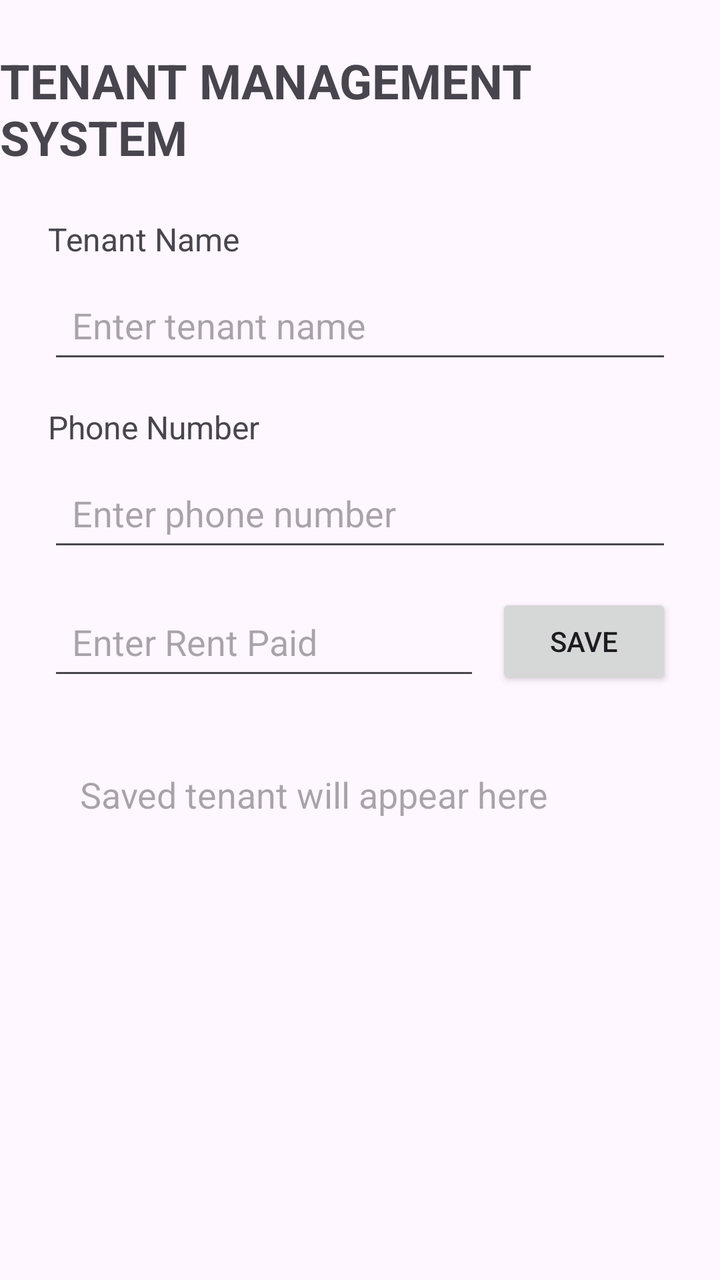
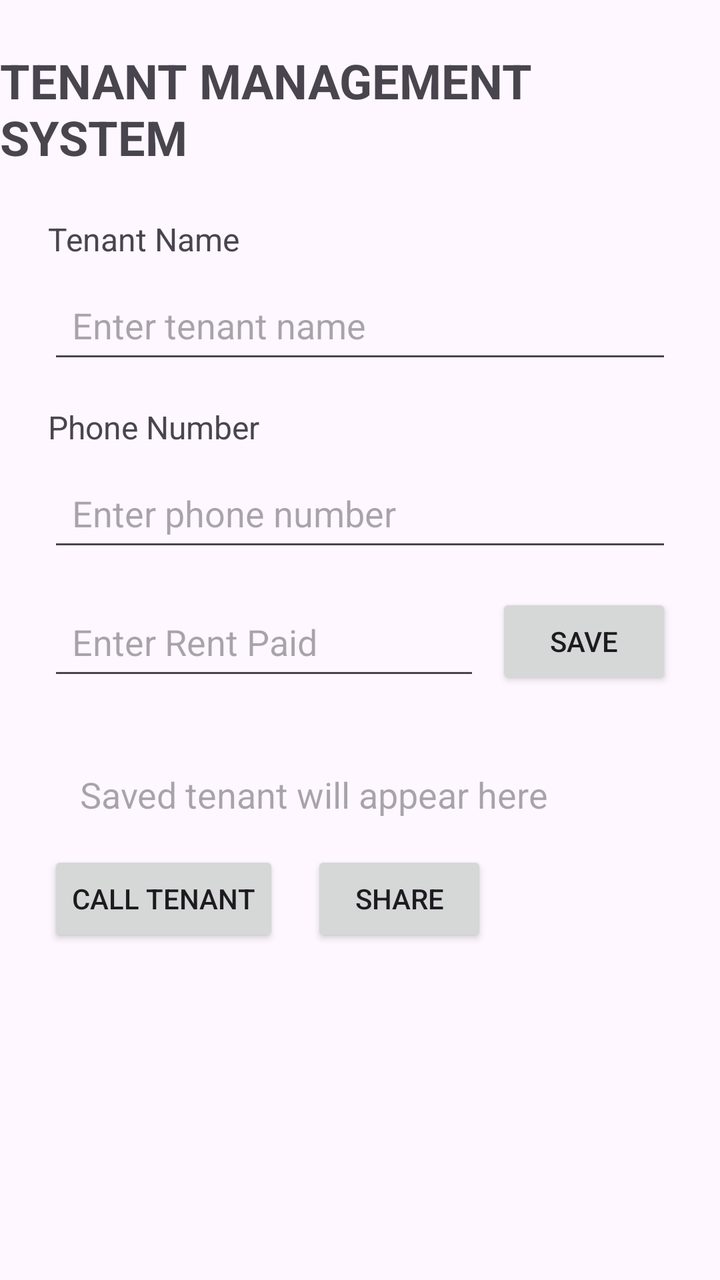

An Android layout rendered at two revisions. The XML below is the earlier revision; the diff shows what the commit changed to produce the second picture.
<!-- AndroidManifest.xml: application theme Theme.TenantManagementSystem2 -->
<!-- res/layout/activity_main.xml -->
<?xml version="1.0" encoding="utf-8"?>
<layout xmlns:android="http://schemas.android.com/apk/res/android"
    xmlns:app="http://schemas.android.com/apk/res-auto">

    <data>
        <variable
            name="tenant"
            type="com.example.tenantmanagementsystem2.Tenant" />
    </data>

    <androidx.constraintlayout.widget.ConstraintLayout
        android:layout_width="match_parent"
        android:layout_height="match_parent">

        <TextView
            android:id="@+id/titleTextView"
            android:layout_width="wrap_content"
            android:layout_height="wrap_content"
            android:text="TENANT MANAGEMENT SYSTEM"
            android:textSize="24sp"
            android:textStyle="bold"
            android:layout_marginTop="24dp"
            app:layout_constraintTop_toTopOf="parent"
            app:layout_constraintStart_toStartOf="parent"
            app:layout_constraintEnd_toEndOf="parent" />

        <TextView
            android:id="@+id/tenantNameLabel"
            android:layout_width="wrap_content"
            android:layout_height="wrap_content"
            android:text="Tenant Name"
            android:textSize="16sp"
            android:layout_marginTop="24dp"
            android:layout_marginStart="24dp"
            app:layout_constraintTop_toBottomOf="@id/titleTextView"
            app:layout_constraintStart_toStartOf="parent" />

        <EditText
            android:id="@+id/tenantNameEditText"
            android:layout_width="0dp"
            android:layout_height="wrap_content"
            android:hint="Enter tenant name"
            android:minHeight="48dp"
            android:padding="12dp"
            android:layout_marginTop="8dp"
            android:layout_marginStart="24dp"
            android:layout_marginEnd="24dp"
            app:layout_constraintTop_toBottomOf="@id/tenantNameLabel"
            app:layout_constraintStart_toStartOf="parent"
            app:layout_constraintEnd_toEndOf="parent" />

        <TextView
            android:id="@+id/phoneLabel"
            android:layout_width="wrap_content"
            android:layout_height="wrap_content"
            android:text="Phone Number"
            android:textSize="16sp"
            android:layout_marginTop="16dp"
            android:layout_marginStart="24dp"
            app:layout_constraintTop_toBottomOf="@id/tenantNameEditText"
            app:layout_constraintStart_toStartOf="parent" />

        <EditText
            android:id="@+id/phoneEditText"
            android:layout_width="0dp"
            android:layout_height="wrap_content"
            android:hint="Enter phone number"
            android:inputType="phone"
            android:minHeight="48dp"
            android:padding="12dp"
            android:layout_marginTop="8dp"
            android:layout_marginStart="24dp"
            android:layout_marginEnd="24dp"
            app:layout_constraintTop_toBottomOf="@id/phoneLabel"
            app:layout_constraintStart_toStartOf="parent"
            app:layout_constraintEnd_toEndOf="parent" />

        <EditText
            android:id="@+id/rentEditText"
            android:layout_width="0dp"
            android:layout_height="wrap_content"
            android:hint="Enter Rent Paid"
            android:inputType="numberDecimal"
            android:minHeight="48dp"
            android:padding="12dp"
            android:layout_marginStart="24dp"
            android:layout_marginTop="16dp"
            android:layout_marginEnd="8dp"
            app:layout_constraintTop_toBottomOf="@id/phoneEditText"
            app:layout_constraintStart_toStartOf="parent"
            app:layout_constraintEnd_toStartOf="@id/saveButton" />

        <Button
            android:id="@+id/saveButton"
            android:layout_width="wrap_content"
            android:layout_height="wrap_content"
            android:text="SAVE"
            android:layout_marginEnd="24dp"
            app:layout_constraintTop_toTopOf="@id/rentEditText"
            app:layout_constraintEnd_toEndOf="parent" />

        <TextView
            android:id="@+id/tenantResultTextView"
            android:layout_width="0dp"
            android:layout_height="wrap_content"
            android:text="@{tenant.summary()}"
            android:hint="Saved tenant will appear here"
            android:textSize="18sp"
            android:padding="16dp"
            android:layout_margin="24dp"
            app:layout_constraintTop_toBottomOf="@id/rentEditText"
            app:layout_constraintStart_toStartOf="parent"
            app:layout_constraintEnd_toEndOf="parent" />

    </androidx.constraintlayout.widget.ConstraintLayout>
</layout>
<!-- resources referenced by this layout -->
<resources>
  <style name="Theme.TenantManagementSystem2" parent="Base.Theme.TenantManagementSystem2" />
  <style name="Base.Theme.TenantManagementSystem2" parent="Theme.Material3.DayNight.NoActionBar">
          
          
      </style>
</resources>

<!-- the commit's change to res/layout/activity_main.xml (unified diff, before → after) -->
@@ -111,6 +111,22 @@
             app:layout_constraintTop_toBottomOf="@id/rentEditText"
             app:layout_constraintStart_toStartOf="parent"
             app:layout_constraintEnd_toEndOf="parent" />
+        <Button
+            android:id="@+id/callButton"
+            android:layout_width="wrap_content"
+            android:layout_height="wrap_content"
+            android:text="CALL TENANT"
+            android:layout_marginStart="24dp"
+            app:layout_constraintTop_toBottomOf="@id/tenantResultTextView"
+            app:layout_constraintStart_toStartOf="parent" />
+        <Button
+            android:id="@+id/shareButton"
+            android:layout_width="wrap_content"
+            android:layout_height="wrap_content"
+            android:text="SHARE"
+            android:layout_marginStart="16dp"
+            app:layout_constraintTop_toTopOf="@id/callButton"
+            app:layout_constraintStart_toEndOf="@id/callButton" />
 
     </androidx.constraintlayout.widget.ConstraintLayout>
 </layout>
